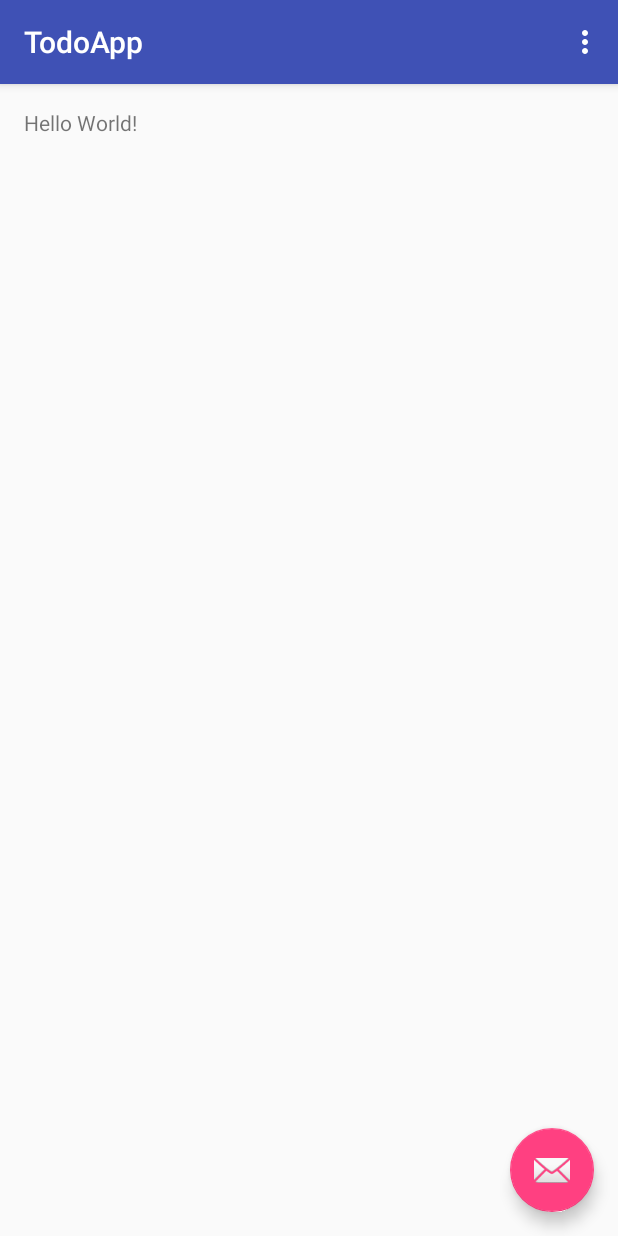
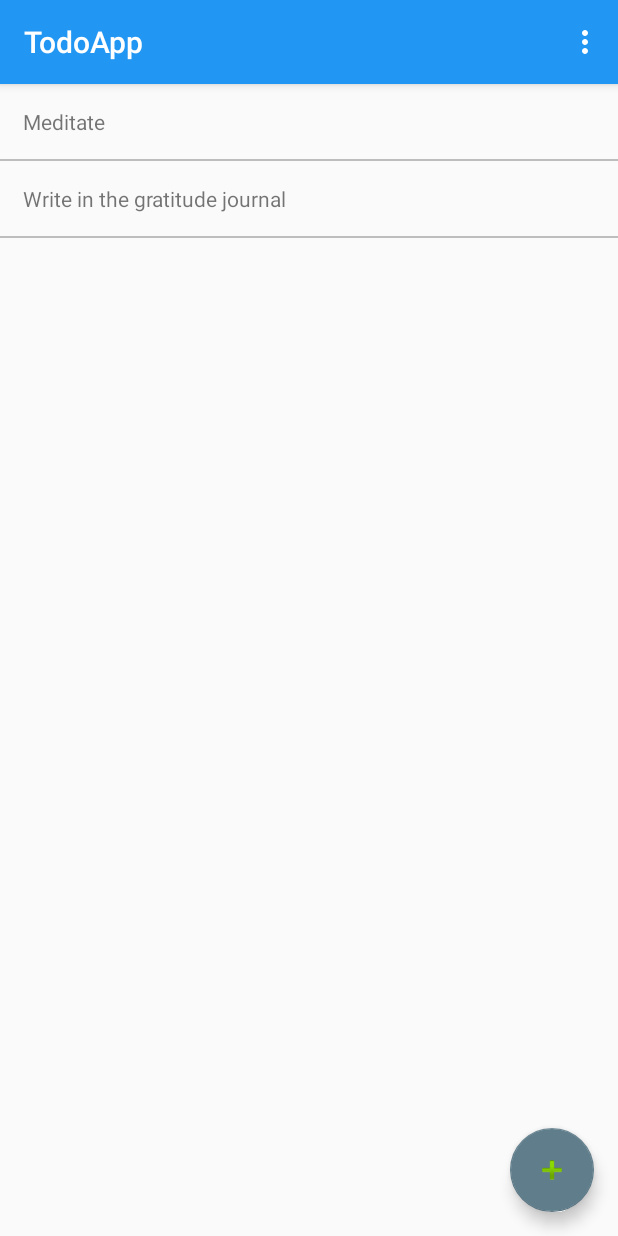
Before and after one commit to philoniare/TodoApp, an Android app: the screen it shows after launch (TodoListActivity), on a phone screen of 412 x 824 dp. Run offline under Robolectric (Android 15) with nearby library versions, the phone set to English and light mode, and no system bars; our stand-ins replace ButterKnife.

Commit message:
feat: added base recyclerview

```diff
--- a/app/build.gradle
+++ b/app/build.gradle
@@ -1,4 +1,5 @@
 apply plugin: 'com.android.application'
+apply plugin: 'com.neenbedankt.android-apt'
 
 android {
     compileSdkVersion 24
@@ -26,5 +27,11 @@ dependencies {
     })
     compile 'com.android.support:appcompat-v7:24.2.0'
     compile 'com.android.support:design:24.2.0'
+    compile 'com.android.support:recyclerview-v7:24.2.0'
     testCompile 'junit:junit:4.12'
+
+    // Utility Libs
+    compile 'com.jakewharton:butterknife:8.4.0'
+    apt 'com.jakewharton:butterknife-compiler:8.4.0'
+
 }
--- /dev/null
+++ b/app/src/main/java/com/example/philoniare/todoapp/TodoAdapter.java
@@ -0,0 +1,49 @@
+package com.example.philoniare.todoapp;
+
+import android.support.v7.widget.RecyclerView;
+import android.view.LayoutInflater;
+import android.view.View;
+import android.view.ViewGroup;
+import android.widget.TextView;
+
+import java.util.ArrayList;
+import java.util.List;
+
+import butterknife.BindView;
+import butterknife.ButterKnife;
+
+public class TodoAdapter extends RecyclerView.Adapter<TodoAdapter.ViewHolder> {
+    private ArrayList<TodoItem> todoItems;
+    public static class ViewHolder extends RecyclerView.ViewHolder {
+        @BindView(R.id.todo_title) TextView mTodoTitle;
+
+        public ViewHolder(View view) {
+            super(view);
+            ButterKnife.bind(this, view);
+        }
+    }
+
+    public TodoAdapter(ArrayList<TodoItem> todoItems) {
+        this.todoItems = todoItems;
+    }
+
+    @Override
+    public ViewHolder onCreateViewHolder(ViewGroup parent, int viewType) {
+        View view = LayoutInflater.from(parent.getContext())
+                .inflate(R.layout.todo_item, parent, false);
+        ViewHolder vh = new ViewHolder(view);
+        return vh;
+    }
+
+    @Override
+    public void onBindViewHolder(ViewHolder holder, int position) {
+        TodoItem currentTodo = todoItems.get(position);
+        holder.mTodoTitle.setText(currentTodo.getTitle());
+
+    }
+
+    @Override
+    public int getItemCount() {
+        return todoItems.size();
+    }
+}
--- /dev/null
+++ b/app/src/main/java/com/example/philoniare/todoapp/TodoItem.java
@@ -0,0 +1,13 @@
+package com.example.philoniare.todoapp;
+
+public class TodoItem {
+    private String title;
+
+    public TodoItem(String title) {
+        this.title = title;
+    }
+
+    public String getTitle() {
+        return title;
+    }
+}
--- a/app/src/main/java/com/example/philoniare/todoapp/TodoListActivity.java
+++ b/app/src/main/java/com/example/philoniare/todoapp/TodoListActivity.java
@@ -4,17 +4,29 @@ import android.os.Bundle;
 import android.support.design.widget.FloatingActionButton;
 import android.support.design.widget.Snackbar;
 import android.support.v7.app.AppCompatActivity;
+import android.support.v7.widget.LinearLayoutManager;
+import android.support.v7.widget.RecyclerView;
 import android.support.v7.widget.Toolbar;
 import android.view.View;
 import android.view.Menu;
 import android.view.MenuItem;
 
+import java.util.ArrayList;
+
+import butterknife.BindView;
+import butterknife.ButterKnife;
+
 public class TodoListActivity extends AppCompatActivity {
+    @BindView(R.id.todo_recycler_view) RecyclerView mRecyclerView;
+
+    private RecyclerView.Adapter mAdapter;
+    private RecyclerView.LayoutManager mLayoutManager;
 
     @Override
     protected void onCreate(Bundle savedInstanceState) {
         super.onCreate(savedInstanceState);
         setContentView(R.layout.activity_todo_list);
+        ButterKnife.bind(this);
         Toolbar toolbar = (Toolbar) findViewById(R.id.toolbar);
         setSupportActionBar(toolbar);
 
@@ -26,6 +38,18 @@ public class TodoListActivity extends AppCompatActivity {
                         .setAction("Action", null).show();
             }
         });
+
+        ArrayList<TodoItem> todoItems = new ArrayList<>();
+        todoItems.add(new TodoItem("Meditate"));
+        todoItems.add(new TodoItem("Write in the gratitude journal"));
+
+        // Initialize the todo list
+        mRecyclerView.setHasFixedSize(true);
+        mLayoutManager = new LinearLayoutManager(this);
+        mRecyclerView.setLayoutManager(mLayoutManager);
+
+        mAdapter = new TodoAdapter(todoItems);
+        mRecyclerView.setAdapter(mAdapter);
     }
 
     @Override
--- a/app/src/main/res/layout/activity_todo_list.xml
+++ b/app/src/main/res/layout/activity_todo_list.xml
@@ -29,6 +29,6 @@
         android:layout_height="wrap_content"
         android:layout_gravity="bottom|end"
         android:layout_margin="@dimen/fab_margin"
-        app:srcCompat="@android:drawable/ic_dialog_email" />
+        app:srcCompat="@android:drawable/ic_input_add" />
 
 </android.support.design.widget.CoordinatorLayout>
--- a/app/src/main/res/layout/content_todo_list.xml
+++ b/app/src/main/res/layout/content_todo_list.xml
@@ -5,16 +5,12 @@
     android:id="@+id/content_todo_list"
     android:layout_width="match_parent"
     android:layout_height="match_parent"
-    android:paddingBottom="@dimen/activity_vertical_margin"
-    android:paddingLeft="@dimen/activity_horizontal_margin"
-    android:paddingRight="@dimen/activity_horizontal_margin"
-    android:paddingTop="@dimen/activity_vertical_margin"
     app:layout_behavior="@string/appbar_scrolling_view_behavior"
     tools:context="com.example.philoniare.todoapp.TodoListActivity"
     tools:showIn="@layout/activity_todo_list">
 
-    <TextView
-        android:layout_width="wrap_content"
-        android:layout_height="wrap_content"
-        android:text="Hello World!" />
+    <android.support.v7.widget.RecyclerView
+        android:id="@+id/todo_recycler_view"
+        android:layout_width="match_parent"
+        android:layout_height="wrap_content" />
 </RelativeLayout>
--- /dev/null
+++ b/app/src/main/res/layout/todo_item.xml
@@ -0,0 +1,18 @@
+<?xml version="1.0" encoding="utf-8"?>
+<LinearLayout xmlns:android="http://schemas.android.com/apk/res/android"
+    android:orientation="vertical"
+    android:layout_width="match_parent"
+    android:layout_height="wrap_content">
+
+    <TextView
+        android:id="@+id/todo_title"
+        android:layout_width="wrap_content"
+        android:layout_height="wrap_content"
+        android:padding="15dp"
+        />
+
+    <View
+        android:layout_width="match_parent"
+        android:layout_height="1dp"
+        android:background="@color/colorDivider" />
+</LinearLayout>
--- a/app/src/main/res/values/colors.xml
+++ b/app/src/main/res/values/colors.xml
@@ -1,6 +1,10 @@
 <?xml version="1.0" encoding="utf-8"?>
 <resources>
-    <color name="colorPrimary">#3F51B5</color>
-    <color name="colorPrimaryDark">#303F9F</color>
-    <color name="colorAccent">#FF4081</color>
+    <color name="colorPrimary">#2196F3</color>
+    <color name="colorPrimaryDark">#1976D2</color>
+    <color name="colorPrimaryLight">#BBDEFB</color>
+    <color name="colorAccent">#607D8B</color>
+    <color name="colorTextPrimary">#212121</color>
+    <color name="colorTextSecondary">#757575</color>
+    <color name="colorDivider">#BDBDBD</color>
 </resources>
--- a/build.gradle
+++ b/build.gradle
@@ -6,7 +6,7 @@ buildscript {
     }
     dependencies {
         classpath 'com.android.tools.build:gradle:2.2.0-beta2'
-
+        classpath 'com.neenbedankt.gradle.plugins:android-apt:1.8'
         // NOTE: Do not place your application dependencies here; they belong
         // in the individual module build.gradle files
     }
```
